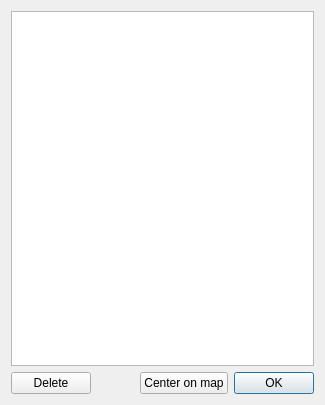
PavelMr/skytechx, file cdrawinglist.ui: the form before one commit.
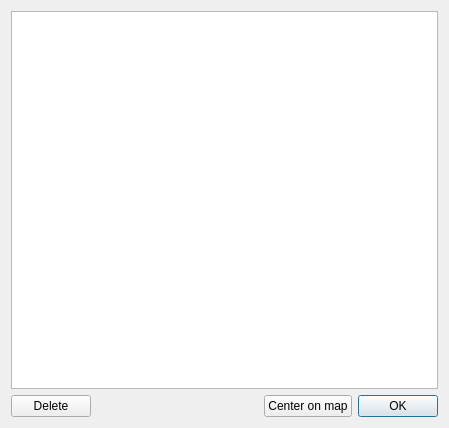
The form after the commit.

```diff
--- a/cdrawinglist.ui
+++ b/cdrawinglist.ui
@@ -6,8 +6,8 @@
    <rect>
     <x>0</x>
     <y>0</y>
-    <width>325</width>
-    <height>405</height>
+    <width>449</width>
+    <height>428</height>
    </rect>
   </property>
   <property name="windowTitle">
```
